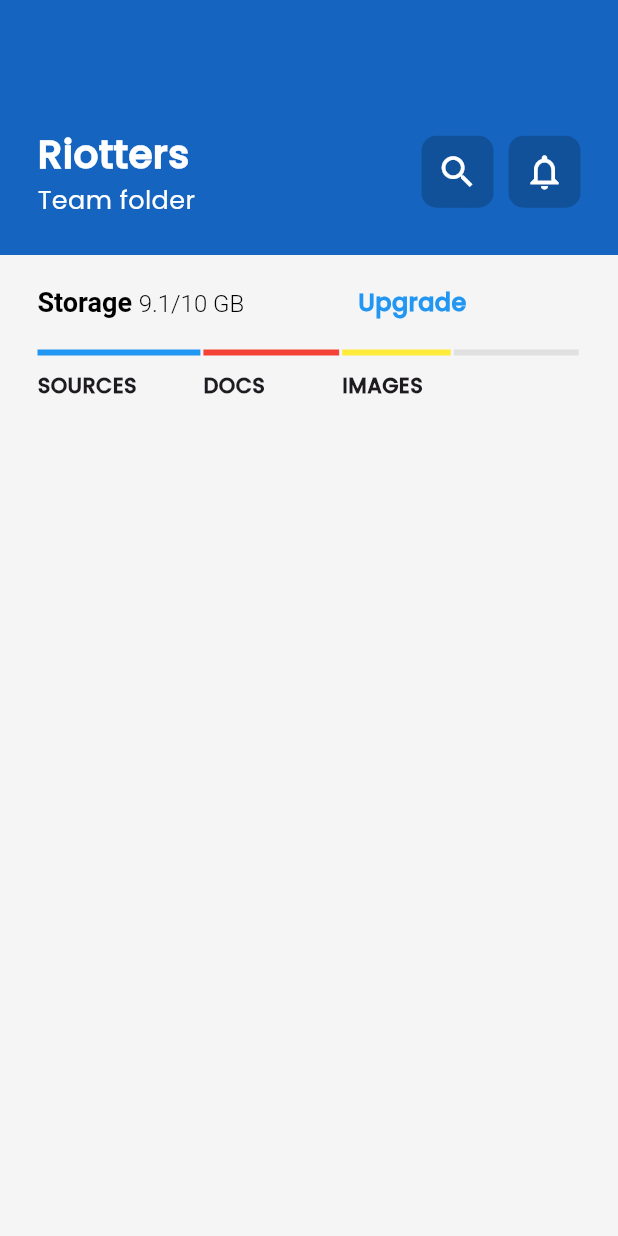
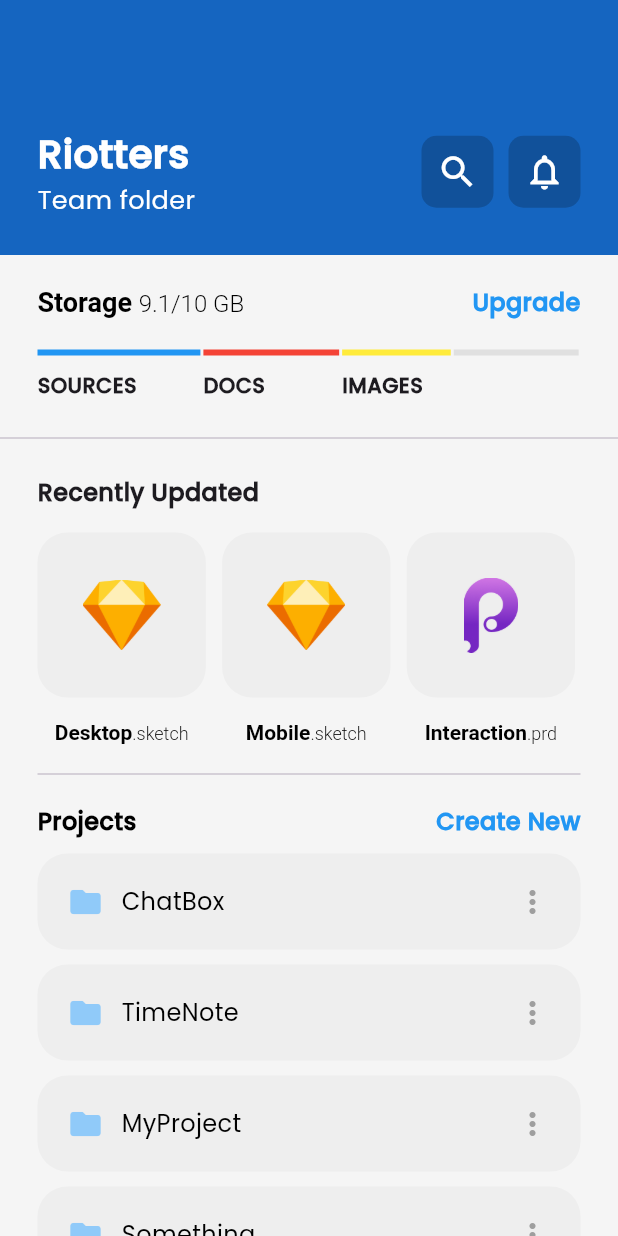
Before and after one commit to Ali-Shan11223/flutter_cloud_files_ui, a Flutter app: the screen it shows after launch, on a phone screen of 412 x 824 dp. Run offline on Flutter 3.47's test engine with Material 2 defaults, Android fonts, the phone set to English and light mode, and no system bars.

Commit message:
third commit

```diff
--- a/lib/screens/home_screen.dart
+++ b/lib/screens/home_screen.dart
@@ -111,9 +111,6 @@ class _HomeScreenState extends State<HomeScreen> {
                       fontWeight: FontWeight.bold,
                       color: Colors.blue),
                 ),
-                const SizedBox(
-                  height: 20,
-                ),
               ],
             ),
           ),
@@ -139,9 +136,107 @@ class _HomeScreenState extends State<HomeScreen> {
                 fileChart('', Colors.grey.shade300, 0.23)
               ],
             ),
+          ),
+          const SizedBox(
+            height: 15,
+          ),
+          const Divider(
+            height: 20,
+          ),
+          const SizedBox(
+            height: 15,
+          ),
+          Expanded(
+            child: ListView(
+              padding: const EdgeInsets.symmetric(horizontal: 25),
+              children: [
+                const Text('Recently Updated',
+                    style:
+                        TextStyle(fontSize: 16, fontWeight: FontWeight.bold)),
+                const SizedBox(
+                  height: 15,
+                ),
+                Row(children: [
+                  recentUpdates('Desktop', '.sketch', 'sketch'),
+                  SizedBox(width: availableScreenWidth * 0.03),
+                  recentUpdates('Mobile', '.sketch', 'sketch'),
+                  SizedBox(width: availableScreenWidth * 0.03),
+                  recentUpdates('Interaction', '.prd', 'prd'),
+                ]),
+                const SizedBox(
+                  height: 10,
+                ),
+                const Divider(
+                  height: 20,
+                ),
+                const SizedBox(
+                  height: 10,
+                ),
+                const Row(
+                  mainAxisAlignment: MainAxisAlignment.spaceBetween,
+                  children: [
+                    Text(
+                      'Projects',
+                      style: TextStyle(
+                          fontSize: 16,
+                          fontWeight: FontWeight.bold,
+                          color: Colors.black),
+                    ),
+                    Text(
+                      'Create New',
+                      style: TextStyle(
+                          fontSize: 16,
+                          fontWeight: FontWeight.bold,
+                          color: Colors.blue),
+                    )
+                  ],
+                ),
+                const SizedBox(
+                  height: 10,
+                ),
+                buildProjectRow('ChatBox'),
+                buildProjectRow('TimeNote'),
+                buildProjectRow('MyProject'),
+                buildProjectRow('Something')
+              ],
+            ),
           )
         ],
       ),
+    );
+  }
+
+  Column recentUpdates(String title, String ext, String image) {
+    return Column(
+      children: [
+        Container(
+          height: 110,
+          width: availableScreenWidth * 0.31,
+          padding: const EdgeInsets.all(30),
+          decoration: BoxDecoration(
+              borderRadius: BorderRadius.circular(20), color: Colors.grey[200]),
+          child: Image.asset('assets/images/$image.png', fit: BoxFit.contain),
+        ),
+        const SizedBox(
+          height: 15,
+        ),
+        RichText(
+          text: TextSpan(
+              text: title,
+              style: const TextStyle(
+                  fontSize: 14,
+                  color: Colors.black,
+                  fontWeight: FontWeight.bold),
+              children: [
+                TextSpan(
+                    text: ext,
+                    style: const TextStyle(
+                        color: Colors.black,
+                        fontSize: 12,
+                        fontWeight: FontWeight.w300))
+              ]),
+        )
+      ],
     );
   }
 
@@ -159,9 +254,39 @@ class _HomeScreenState extends State<HomeScreen> {
         ),
         Text(
           title,
-          style: TextStyle(fontSize: 14, fontWeight: FontWeight.bold),
+          style: const TextStyle(fontSize: 14, fontWeight: FontWeight.bold),
         )
       ],
     );
   }
+
+  Widget buildProjectRow(String title) {
+    return Container(
+      margin: const EdgeInsets.only(bottom: 10),
+      padding: const EdgeInsets.all(20),
+      decoration: BoxDecoration(
+          color: Colors.grey[200], borderRadius: BorderRadius.circular(20)),
+      child: Row(
+        mainAxisAlignment: MainAxisAlignment.spaceBetween,
+        children: [
+          Row(
+            children: [
+              Icon(Icons.folder, color: Colors.blue[200]),
+              const SizedBox(
+                width: 12,
+              ),
+              Text(
+                title,
+                style: const TextStyle(fontSize: 16, color: Colors.black),
+              )
+            ],
+          ),
+          Icon(
+            Icons.more_vert,
+            color: Colors.grey.shade500,
+          )
+        ],
+      ),
+    );
+  }
 }
```
